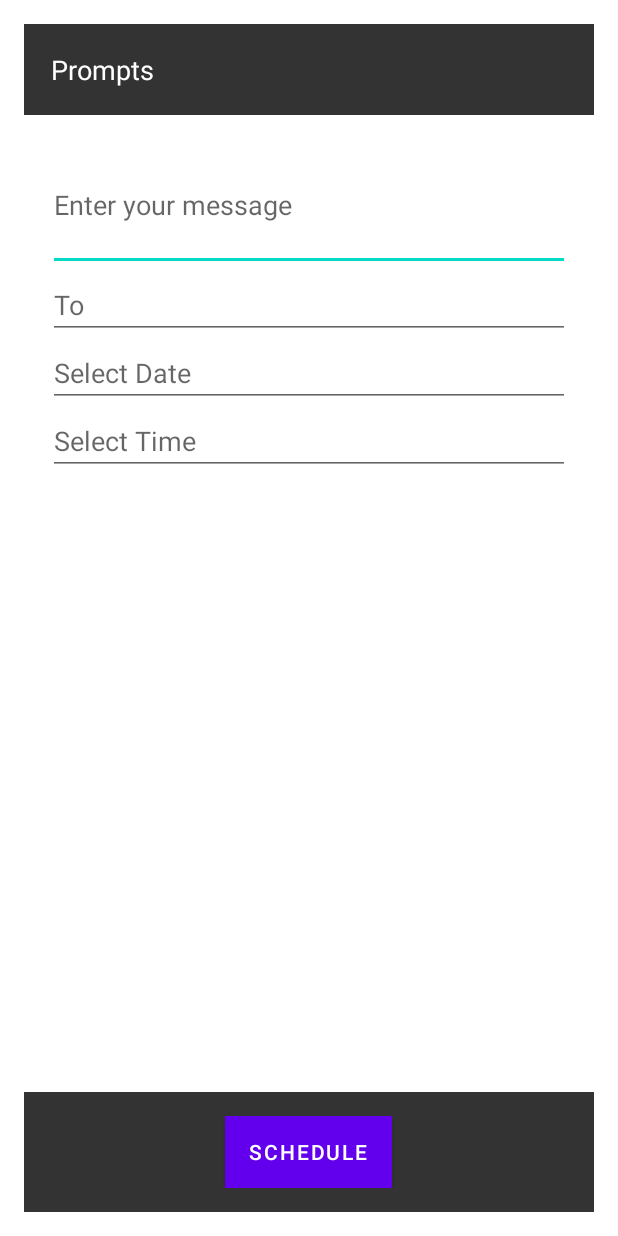
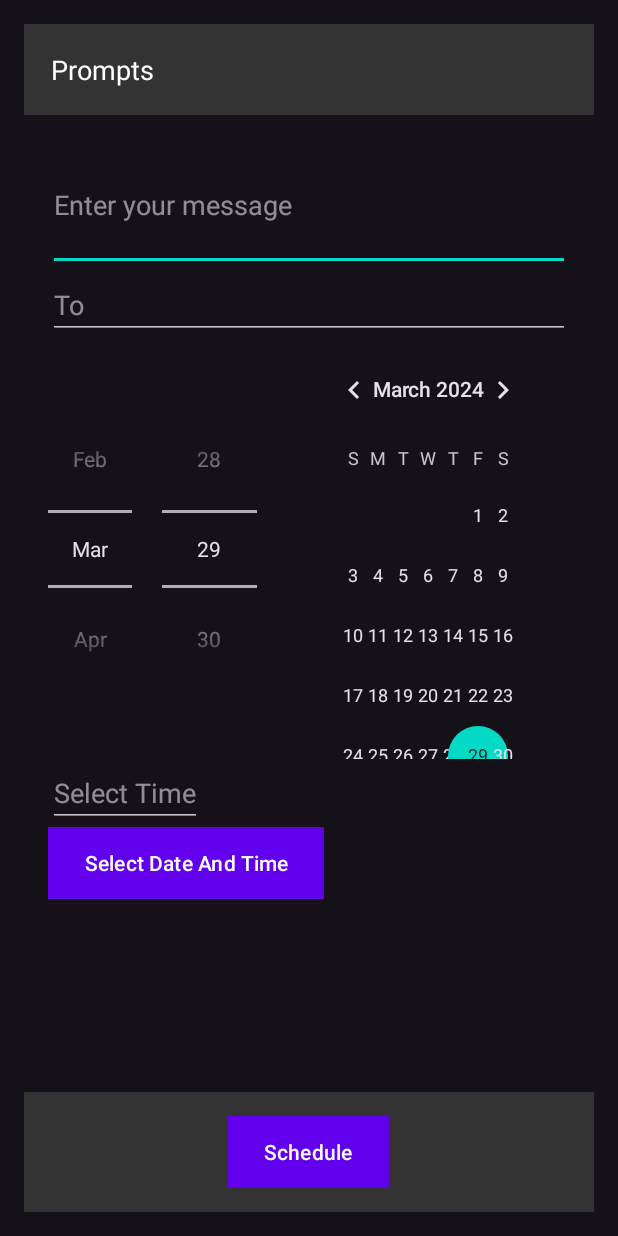
Before and after one commit to shwartzie/SendAndForget, an Android app: the layout home_page.xml on its own in the app's theme, with its tools: preview values and no code run, on a phone screen of 412 x 824 dp. Run offline under Robolectric (Android 15) with nearby library versions, the phone set to English and light mode, and no system bars.

Commit message:
Added date picker and time, flow of http on schedule, added schedules class to control state.

```diff
--- a/send_and_forget/app/src/main/AndroidManifest.xml
+++ b/send_and_forget/app/src/main/AndroidManifest.xml
@@ -30,7 +30,7 @@
                 android:label="Login Activity">
         </activity>
         <activity
-                android:name=".HomePage"
+                android:name=".controller"
                 android:label="Login Activity">
         </activity>
     </application>
--- a/send_and_forget/app/src/main/java/com/example/send_and_forget/login_activity.java
+++ b/send_and_forget/app/src/main/java/com/example/send_and_forget/login_activity.java
@@ -7,7 +7,6 @@ import android.os.Bundle;
         import android.widget.Toast;
 import androidx.appcompat.app.AppCompatActivity;
 import com.example.send_and_forget.http_service.HttpService;
-import org.json.JSONObject;
 
 public class login_activity extends AppCompatActivity {
 
@@ -61,7 +60,7 @@ public class login_activity extends AppCompatActivity {
 //            return;
 //        }
 
-        Intent intent = new Intent(login_activity.this, HomePage.class);
+        Intent intent = new Intent(login_activity.this, controller.class);
         intent.putExtra("username", username);
         System.out.println("before go ---------------");
         startActivity(intent);
--- a/send_and_forget/app/src/main/res/layout/home_page.xml
+++ b/send_and_forget/app/src/main/res/layout/home_page.xml
@@ -49,7 +49,7 @@
                 android:padding="16dp">
 
             <EditText
-                    android:id="@+id/editTextMessage"
+                    android:id="@+id/prompt"
                     android:layout_width="match_parent"
                     android:layout_height="wrap_content"
                     android:hint="Enter your message"
@@ -57,25 +57,36 @@
                     android:minLines="3"/>
 
             <EditText
-                    android:id="@+id/editTextTo"
+                    android:id="@+id/phone"
                     android:layout_width="match_parent"
                     android:layout_height="wrap_content"
                     android:hint="To"
                     android:inputType="phone"/>
 
+            <DatePicker
+                    android:id="@+id/datePicker"
+                    android:layout_width="wrap_content"
+                    android:layout_height="wrap_content"
+                    android:datePickerMode="spinner"
+                    android:layout_margin="0dp"
+            />
             <EditText
-                    android:id="@+id/editTextDate"
-                    android:layout_width="match_parent"
-                    android:layout_height="wrap_content"
-                    android:hint="Select Date"
-                    android:inputType="date" />
-            <EditText
-                    android:id="@+id/editTextTime"
-                    android:layout_width="match_parent"
+                    android:id="@+id/time"
+                    android:layout_width="wrap_content"
                     android:layout_height="wrap_content"
                     android:hint="Select Time"
-                    android:inputType="time" />
-
+                    android:focusable="false"
+                    android:clickable="true"
+                    android:focusableInTouchMode="false"
+            />
+            <Button
+                    android:id="@+id/pickDate"
+                    android:layout_width="wrap_content"
+                    android:layout_height="wrap_content"
+                    android:text="Select Date And Time"
+                    android:textColor="#ffffff"
+                    android:background="@color/black"
+                    android:layout_centerHorizontal="true"/>
         </LinearLayout>
     </ScrollView>
 
@@ -86,6 +97,8 @@
             android:layout_alignParentBottom="true"
             android:background="#333"
             android:padding="16dp">
+
+
 
         <Button
                 android:id="@+id/buttonSchedule"
--- a/send_and_forget/app/src/main/res/values/themes.xml
+++ b/send_and_forget/app/src/main/res/values/themes.xml
@@ -1,6 +1,6 @@
 <resources xmlns:tools="http://schemas.android.com/tools">
     <!-- Base application theme. -->
-    <style name="Theme.Send_and_forget" parent="Theme.MaterialComponents.DayNight.DarkActionBar">
+    <style name="Theme.Send_and_forget" parent="@style/Theme.Material3.Dark">
         <!-- Primary brand color. -->
         <item name="colorPrimary">@color/purple_500</item>
         <item name="colorPrimaryVariant">@color/purple_700</item>
--- a/send_and_forget/settings.gradle
+++ b/send_and_forget/settings.gradle
@@ -14,3 +14,4 @@ dependencyResolutionManagement {
 }
 rootProject.name = "send_and_forget"
 include ':app'
+include ':mylibrary'
```
Also changed, not shown: send_and_forget/app/src/main/java/com/example/send_and_forget/HomePage.java (deleted, +0 -20 lines), send_and_forget/app/src/main/java/com/example/send_and_forget/Schedules.java (added, +158 -0 lines), send_and_forget/app/src/main/java/com/example/send_and_forget/controller.java (added, +166 -0 lines), send_and_forget/app/src/main/java/com/example/send_and_forget/http_service/HttpService.java (+10 -3 lines).
